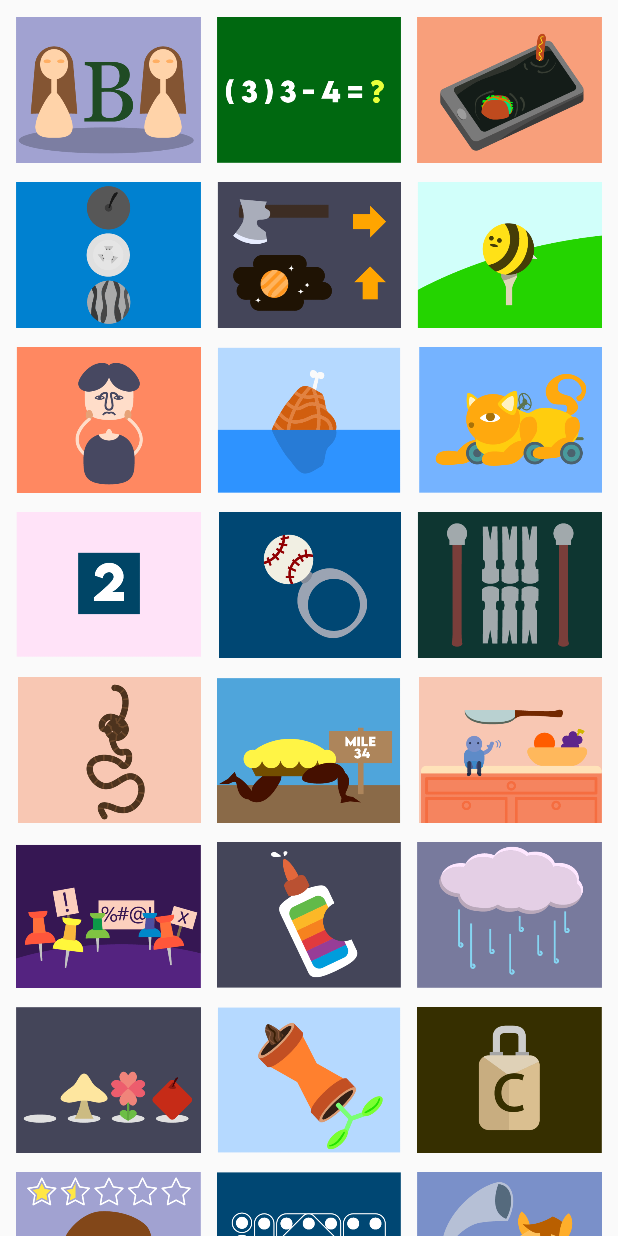
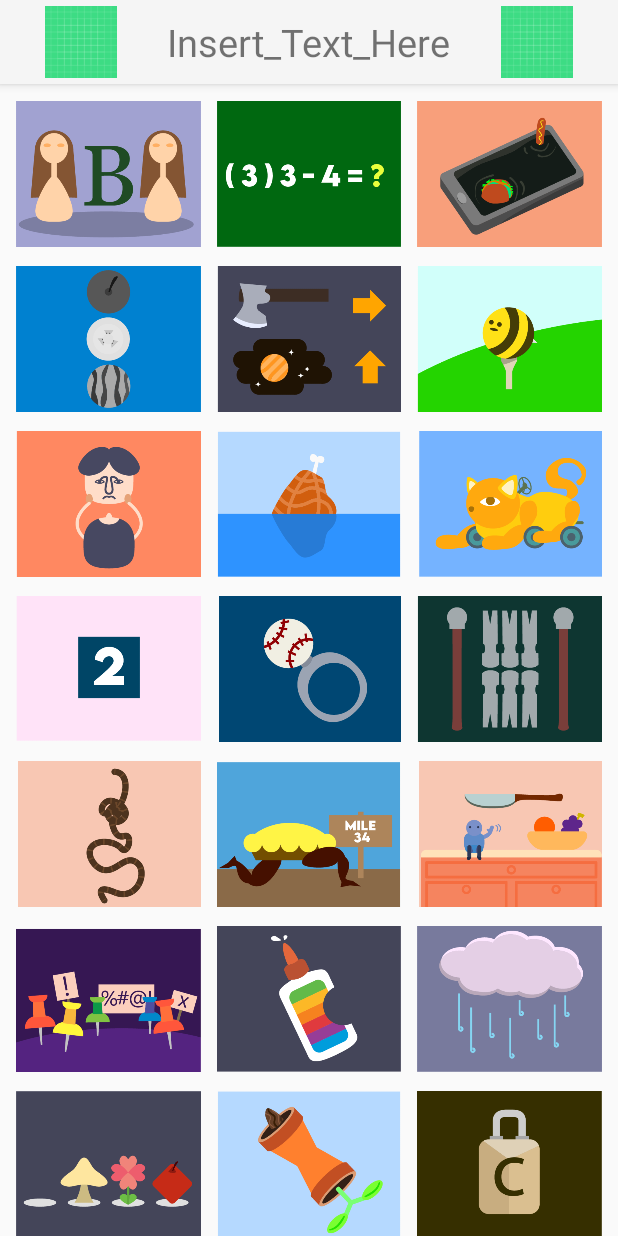
Before and after one commit to Uberay/viddle, an Android app: the screen it shows after launch (MainActivity), on a phone screen of 412 x 824 dp. Run offline under Robolectric (Android 15) with nearby library versions, the phone set to English and light mode, and no system bars.

Commit message:
A lot of changes

```diff
--- a/app/src/main/java/com/example/viddle/GuessFragment.java
+++ b/app/src/main/java/com/example/viddle/GuessFragment.java
@@ -31,6 +31,9 @@ public class GuessFragment extends Fragment {
                     R.drawable.pic25,R.drawable.pic26,R.drawable.pic27,};
 
     private int number;
+
+    boolean inflated;
+
     public GuessFragment(int num) {
         this.number = num;
     }
@@ -67,13 +70,23 @@ public class GuessFragment extends Fragment {
         ImageView imageView = view.findViewById(R.id.fragment_image);
         imageView.setImageResource(arr[position]);
 
-        Button button = view.findViewById(R.id.fragment_button);
-        button.setOnClickListener(new View.OnClickListener() {
+        ImageView back_button = getActivity().findViewById(R.id.toolbar_left);
+
+        back_button.setOnClickListener(new View.OnClickListener() {
             public void onClick(View v){
-                getActivity().onBackPressed();
+                if(inflated) {
+                    getActivity().onBackPressed();
+                }
             }
 
         });
+        inflated = true;
         return view;
     }
+
+    @Override
+    public void onDestroy() {
+        inflated = false;
+        super.onDestroy();
+    }
 }
--- a/app/src/main/java/com/example/viddle/MainActivity.java
+++ b/app/src/main/java/com/example/viddle/MainActivity.java
@@ -1,6 +1,7 @@
 package com.example.viddle;
 
 import androidx.appcompat.app.AppCompatActivity;
+import androidx.appcompat.widget.Toolbar;
 import androidx.fragment.app.FragmentManager;
 import androidx.fragment.app.FragmentTransaction;
 import androidx.recyclerview.widget.GridLayoutManager;
@@ -34,6 +35,14 @@ public class MainActivity extends AppCompatActivity implements RecyclerViewAdapt
         super.onCreate(savedInstanceState);
         setContentView(R.layout.activity_main);
 
+        Toolbar myToolbar = (Toolbar) findViewById(R.id.my_toolbar);
+
+        //this is the most motherfucking stupid default ever made
+        myToolbar.setContentInsetsAbsolute(0,0);
+
+        setSupportActionBar(myToolbar);
+        getSupportActionBar().setDisplayShowTitleEnabled(false);
+
 
         recyclerView = (RecyclerView) findViewById(R.id.my_recycler_view);
 
--- a/app/src/main/res/layout/activity_main.xml
+++ b/app/src/main/res/layout/activity_main.xml
@@ -1,27 +1,82 @@
 <?xml version="1.0" encoding="utf-8"?>
-<androidx.constraintlayout.widget.ConstraintLayout xmlns:android="http://schemas.android.com/apk/res/android"
+<RelativeLayout xmlns:android="http://schemas.android.com/apk/res/android"
     xmlns:app="http://schemas.android.com/apk/res-auto"
     xmlns:tools="http://schemas.android.com/tools"
     android:layout_width="match_parent"
     android:layout_height="match_parent"
     tools:context=".MainActivity">
 
+    <androidx.appcompat.widget.Toolbar
+        android:id="@+id/my_toolbar"
+        android:layout_width="fill_parent"
+        android:layout_height="?attr/actionBarSize"
+        android:minHeight="?attr/actionBarSize"
+
+        android:background="?attr/colorPrimary"
+        android:elevation="4dp"
+        android:theme="@style/ThemeOverlay.AppCompat.ActionBar"
+        >
+
+
+        <FrameLayout
+            android:layout_width="match_parent"
+            android:layout_height="match_parent">
+
+            <!-- This is a centered logo -->
+            <TextView
+                android:id="@+id/toolbar_center"
+                android:layout_width="wrap_content"
+                android:layout_height="fill_parent"
+                android:layout_gravity="center"
+                android:layout_marginTop="4dp"
+                android:textSize="25sp"
+                android:text="Insert_Text_Here"
+                android:gravity="center"
+                android:layout_marginBottom="4dp"
+                />
+
+            <ImageView
+                android:id="@+id/toolbar_left"
+                android:layout_width="wrap_content"
+                android:layout_height="fill_parent"
+                android:layout_gravity="left"
+                android:layout_marginTop="4dp"
+                android:layout_marginBottom="4dp"
+                android:src="@drawable/ic_launcher_background" />
+
+            <ImageView
+                android:id="@+id/toolbar_right"
+                android:layout_width="wrap_content"
+                android:layout_height="fill_parent"
+                android:layout_gravity="right"
+                android:layout_marginTop="4dp"
+                android:layout_marginBottom="4dp"
+                android:src="@drawable/ic_launcher_background" />
+
+        </FrameLayout>
+
+
+
+
+    </androidx.appcompat.widget.Toolbar>
     <androidx.recyclerview.widget.RecyclerView
+        android:id="@+id/my_recycler_view"
         android:layout_width="match_parent"
         android:layout_height="match_parent"
+        android:paddingLeft="5dp"
         android:paddingTop="10dp"
+        android:layout_below="@+id/my_toolbar"
         android:paddingRight="5dp"
-        android:paddingLeft="5dp"
-
-        android:id="@+id/my_recycler_view"
-        android:scrollbars="vertical" />
+        android:scrollbars="vertical"
+       />
 
     <FrameLayout
         android:layout_width="match_parent"
         android:layout_height="match_parent"
+        android:layout_below="@+id/my_toolbar"
         android:id="@+id/frame"
         >
 
     </FrameLayout>
 
-</androidx.constraintlayout.widget.ConstraintLayout>
+</RelativeLayout>
--- a/app/src/main/res/layout/fragment_guess.xml
+++ b/app/src/main/res/layout/fragment_guess.xml
@@ -26,19 +26,14 @@
         android:text="bro moment" />
 
     <EditText
-        android:layout_width="wrap_content"
-        android:layout_height="wrap_content"
+        android:layout_width="fill_parent"
+        android:layout_height="40dp"
+        android:background="#DCDCDC"
         android:id="@+id/fragment_input"
         android:text="Answer Here"
         android:layout_below="@+id/fragment_text"
         />
 
-    <Button
-        android:layout_width="wrap_content"
-        android:layout_below="@+id/fragment_input"
-        android:id="@+id/fragment_button"
-        android:layout_height="wrap_content"
-        android:text="back"
-        />
+
 
 </RelativeLayout>
```
